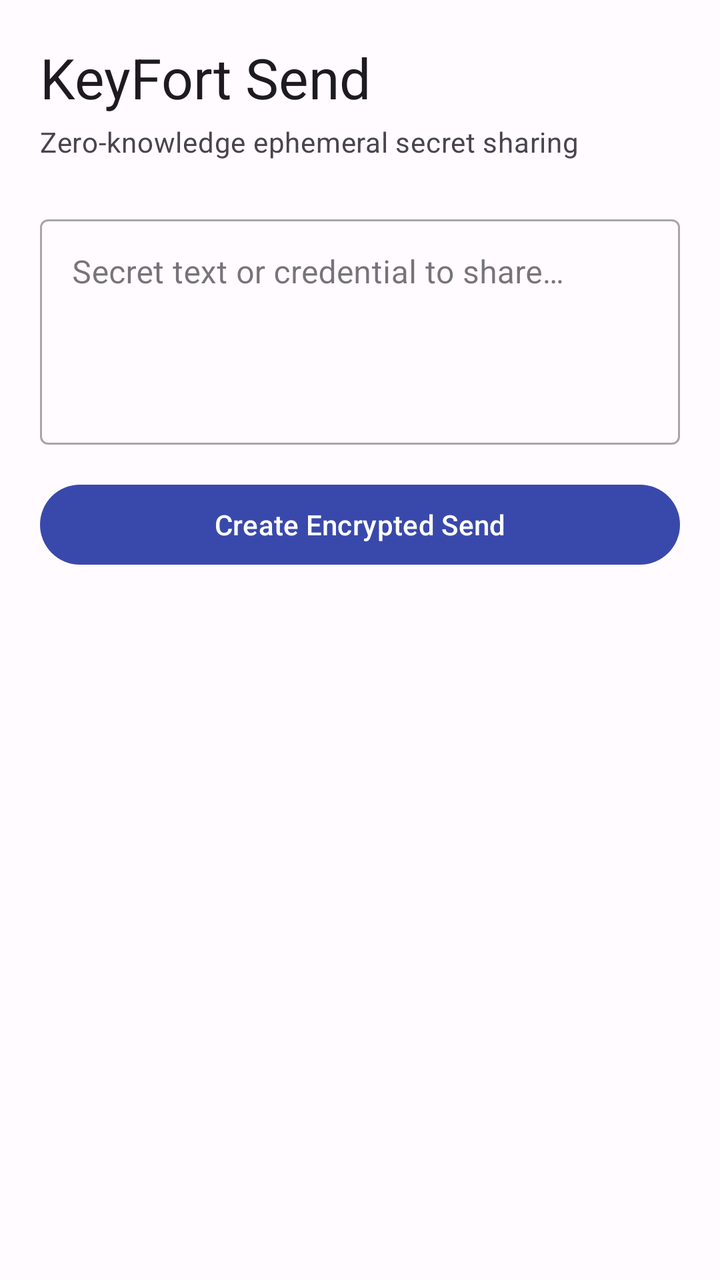
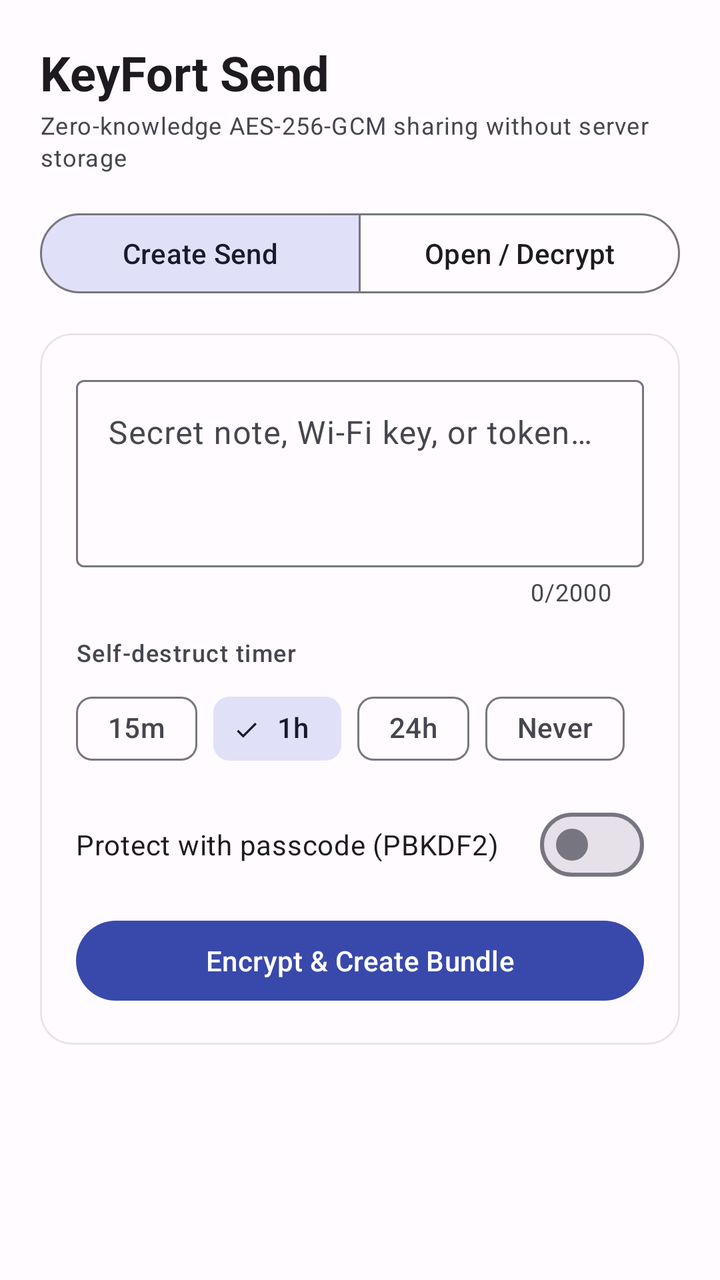

Screens rendered from an Android XML layout before and after an edit, with the pre-edit source and the edit as a unified diff.
<!-- AndroidManifest.xml: application theme Theme.KeyFort -->
<!-- res/layout/fragment_send.xml -->
<?xml version="1.0" encoding="utf-8"?>
<ScrollView xmlns:android="http://schemas.android.com/apk/res/android"
    xmlns:app="http://schemas.android.com/apk/res-auto"
    android:layout_width="match_parent"
    android:layout_height="match_parent"
    android:fillViewport="true">

    <LinearLayout
        android:layout_width="match_parent"
        android:layout_height="wrap_content"
        android:orientation="vertical"
        android:padding="20dp">

        <TextView
            android:layout_width="wrap_content"
            android:layout_height="wrap_content"
            android:text="@string/send_title"
            android:textAppearance="?attr/textAppearanceHeadlineMedium"
            android:layout_marginBottom="4dp" />

        <TextView
            android:layout_width="wrap_content"
            android:layout_height="wrap_content"
            android:text="@string/send_subtitle"
            android:textAppearance="?attr/textAppearanceBodyMedium"
            android:textColor="?android:attr/textColorSecondary"
            android:layout_marginBottom="24dp" />

        <com.google.android.material.textfield.TextInputLayout
            android:layout_width="match_parent"
            android:layout_height="wrap_content"
            android:hint="@string/send_text_hint"
            style="@style/Widget.MaterialComponents.TextInputLayout.OutlinedBox"
            android:layout_marginBottom="16dp">

            <com.google.android.material.textfield.TextInputEditText
                android:id="@+id/et_send_content"
                android:layout_width="match_parent"
                android:layout_height="wrap_content"
                android:minLines="4"
                android:gravity="top|start"
                android:inputType="textMultiLine" />
        </com.google.android.material.textfield.TextInputLayout>

        <com.google.android.material.button.MaterialButton
            android:id="@+id/btn_create_send"
            android:layout_width="match_parent"
            android:layout_height="wrap_content"
            android:text="@string/btn_create_send"
            android:layout_marginBottom="24dp" />

        <com.google.android.material.card.MaterialCardView
            android:id="@+id/card_send_result"
            android:layout_width="match_parent"
            android:layout_height="wrap_content"
            android:visibility="gone"
            app:cardElevation="2dp"
            app:cardCornerRadius="12dp">

            <LinearLayout
                android:layout_width="match_parent"
                android:layout_height="wrap_content"
                android:orientation="vertical"
                android:padding="16dp">

                <TextView
                    android:layout_width="wrap_content"
                    android:layout_height="wrap_content"
                    android:text="@string/send_result_title"
                    android:textAppearance="?attr/textAppearanceTitleSmall"
                    android:textColor="?attr/colorPrimary"
                    android:layout_marginBottom="8dp" />

                <TextView
                    android:id="@+id/tv_send_payload"
                    android:layout_width="match_parent"
                    android:layout_height="wrap_content"
                    android:textAppearance="?attr/textAppearanceBodySmall"
                    android:fontFamily="monospace"
                    android:background="#15888888"
                    android:padding="10dp"
                    android:layout_marginBottom="12dp" />

                <com.google.android.material.button.MaterialButton
                    android:id="@+id/btn_copy_send"
                    android:layout_width="match_parent"
                    android:layout_height="wrap_content"
                    android:text="@string/copy_send_link"
                    style="@style/Widget.Material3.Button.TonalButton" />
            </LinearLayout>
        </com.google.android.material.card.MaterialCardView>

    </LinearLayout>
</ScrollView>
<!-- resources referenced by this layout -->
<resources>
  <string name="btn_create_send">Create Encrypted Send</string>
  <string name="copy_send_link">Copy Encrypted Bundle</string>
  <string name="send_result_title">Encrypted Send Payload</string>
  <string name="send_subtitle">Zero-knowledge ephemeral secret sharing</string>
  <string name="send_text_hint">Secret text or credential to share…</string>
  <string name="send_title">KeyFort Send</string>
  <color name="md_theme_primary">#3949AB</color>
  <color name="md_theme_onPrimary">#FFFFFF</color>
  <color name="md_theme_secondary">#5C5D72</color>
  <color name="md_theme_tertiary">#78536A</color>
  <color name="md_theme_onTertiary">#FFFFFF</color>
  <color name="md_theme_error">#BA1A1A</color>
  <color name="md_theme_onError">#FFFFFF</color>
  <color name="md_theme_background">#FFFBFF</color>
  <color name="md_theme_surface">#FFFBFF</color>
  <color name="md_theme_onSurface">#1C1B1F</color>
  <color name="md_theme_outline">#777680</color>
  <!-- unchanged entries left out for length: 16 -->
</resources>

<!-- the commit's change to res/layout/fragment_send.xml (unified diff, before → after) -->
@@ -9,86 +9,444 @@
         android:layout_width="match_parent"
         android:layout_height="wrap_content"
         android:orientation="vertical"
-        android:padding="20dp">
-
-        <TextView
+        android:padding="20dp"
+        android:paddingBottom="32dp">
+
+        <com.google.android.material.textview.MaterialTextView
             android:layout_width="wrap_content"
             android:layout_height="wrap_content"
             android:text="@string/send_title"
-            android:textAppearance="?attr/textAppearanceHeadlineMedium"
-            android:layout_marginBottom="4dp" />
-
-        <TextView
+            android:textAppearance="?attr/textAppearanceHeadlineSmall"
+            android:textStyle="bold" />
+
+        <com.google.android.material.textview.MaterialTextView
             android:layout_width="wrap_content"
             android:layout_height="wrap_content"
             android:text="@string/send_subtitle"
-            android:textAppearance="?attr/textAppearanceBodyMedium"
-            android:textColor="?android:attr/textColorSecondary"
-            android:layout_marginBottom="24dp" />
-
-        <com.google.android.material.textfield.TextInputLayout
+            android:textAppearance="?attr/textAppearanceBodySmall"
+            android:textColor="?attr/colorOnSurfaceVariant"
+            android:layout_marginTop="2dp"
+            android:layout_marginBottom="16dp" />
+
+        
+        <com.google.android.material.button.MaterialButtonToggleGroup
+            android:id="@+id/toggle_send_mode"
             android:layout_width="match_parent"
             android:layout_height="wrap_content"
-            android:hint="@string/send_text_hint"
-            style="@style/Widget.MaterialComponents.TextInputLayout.OutlinedBox"
-            android:layout_marginBottom="16dp">
-
-            <com.google.android.material.textfield.TextInputEditText
-                android:id="@+id/et_send_content"
-                android:layout_width="match_parent"
-                android:layout_height="wrap_content"
-                android:minLines="4"
-                android:gravity="top|start"
-                android:inputType="textMultiLine" />
-        </com.google.android.material.textfield.TextInputLayout>
-
-        <com.google.android.material.button.MaterialButton
-            android:id="@+id/btn_create_send"
+            android:layout_marginBottom="16dp"
+            app:singleSelection="true"
+            app:selectionRequired="true"
+            app:checkedButton="@id/btn_send_mode_create">
+
+            <com.google.android.material.button.MaterialButton
+                android:id="@+id/btn_send_mode_create"
+                style="?attr/materialButtonOutlinedStyle"
+                android:layout_width="0dp"
+                android:layout_height="wrap_content"
+                android:layout_weight="1"
+                android:text="@string/send_mode_create" />
+
+            <com.google.android.material.button.MaterialButton
+                android:id="@+id/btn_send_mode_open"
+                style="?attr/materialButtonOutlinedStyle"
+                android:layout_width="0dp"
+                android:layout_height="wrap_content"
+                android:layout_weight="1"
+                android:text="@string/send_mode_open" />
+        </com.google.android.material.button.MaterialButtonToggleGroup>
+
+        
+        <LinearLayout
+            android:id="@+id/panel_send_create"
             android:layout_width="match_parent"
             android:layout_height="wrap_content"
-            android:text="@string/btn_create_send"
-            android:layout_marginBottom="24dp" />
-
-        <com.google.android.material.card.MaterialCardView
-            android:id="@+id/card_send_result"
+            android:orientation="vertical">
+
+            <com.google.android.material.card.MaterialCardView
+                android:layout_width="match_parent"
+                android:layout_height="wrap_content"
+                android:layout_marginBottom="16dp"
+                app:cardCornerRadius="16dp"
+                app:cardElevation="0dp"
+                app:cardBackgroundColor="?attr/colorSurface"
+                app:strokeWidth="1dp"
+                app:strokeColor="#2A777680">
+
+                <LinearLayout
+                    android:layout_width="match_parent"
+                    android:layout_height="wrap_content"
+                    android:orientation="vertical"
+                    android:padding="18dp">
+
+                    <com.google.android.material.textfield.TextInputLayout
+                        android:layout_width="match_parent"
+                        android:layout_height="wrap_content"
+                        android:hint="@string/send_text_hint"
+                        app:counterEnabled="true"
+                        app:counterMaxLength="2000"
+                        style="@style/Widget.Material3.TextInputLayout.OutlinedBox"
+                        android:layout_marginBottom="14dp">
+
+                        <com.google.android.material.textfield.TextInputEditText
+                            android:id="@+id/et_send_content"
+                            android:layout_width="match_parent"
+                            android:layout_height="wrap_content"
+                            android:minLines="3"
+                            android:maxLength="2000"
+                            android:gravity="top|start"
+                            android:inputType="textMultiLine" />
+                    </com.google.android.material.textfield.TextInputLayout>
+
+                    <TextView
+                        android:layout_width="wrap_content"
+                        android:layout_height="wrap_content"
+                        android:text="@string/send_expiry_label"
+                        android:textAppearance="?attr/textAppearanceLabelMedium"
+                        android:textColor="?attr/colorOnSurfaceVariant"
+                        android:layout_marginBottom="6dp" />
+
+                    <com.google.android.material.chip.ChipGroup
+                        android:id="@+id/chips_send_expiry"
+                        android:layout_width="match_parent"
+                        android:layout_height="wrap_content"
+                        app:singleSelection="true"
+                        app:selectionRequired="true"
+                        android:layout_marginBottom="10dp">
+
+                        <com.google.android.material.chip.Chip
+                            android:id="@+id/chip_exp_15m"
+                            style="@style/Widget.Material3.Chip.Filter"
+                            android:layout_width="wrap_content"
+                            android:layout_height="wrap_content"
+                            android:text="@string/expiry_15m" />
+
+                        <com.google.android.material.chip.Chip
+                            android:id="@+id/chip_exp_1h"
+                            style="@style/Widget.Material3.Chip.Filter"
+                            android:layout_width="wrap_content"
+                            android:layout_height="wrap_content"
+                            android:checked="true"
+                            android:text="@string/expiry_1h" />
+
+                        <com.google.android.material.chip.Chip
+                            android:id="@+id/chip_exp_24h"
+                            style="@style/Widget.Material3.Chip.Filter"
+                            android:layout_width="wrap_content"
+                            android:layout_height="wrap_content"
+                            android:text="@string/expiry_24h" />
+
+                        <com.google.android.material.chip.Chip
+                            android:id="@+id/chip_exp_never"
+                            style="@style/Widget.Material3.Chip.Filter"
+                            android:layout_width="wrap_content"
+                            android:layout_height="wrap_content"
+                            android:text="@string/expiry_never" />
+                    </com.google.android.material.chip.ChipGroup>
+
+                    <com.google.android.material.materialswitch.MaterialSwitch
+                        android:id="@+id/switch_send_pin"
+                        android:layout_width="match_parent"
+                        android:layout_height="wrap_content"
+                        android:minHeight="48dp"
+                        android:text="@string/require_passcode" />
+
+                    <com.google.android.material.textfield.TextInputLayout
+                        android:id="@+id/layout_send_pin"
+                        android:layout_width="match_parent"
+                        android:layout_height="wrap_content"
+                        android:hint="@string/send_pin_hint"
+                        android:visibility="gone"
+                        app:endIconMode="password_toggle"
+                        style="@style/Widget.Material3.TextInputLayout.OutlinedBox"
+                        android:layout_marginTop="6dp"
+                        android:layout_marginBottom="8dp">
+
+                        <com.google.android.material.textfield.TextInputEditText
+                            android:id="@+id/et_send_pin"
+                            android:layout_width="match_parent"
+                            android:layout_height="wrap_content"
+                            android:inputType="textPassword" />
+                    </com.google.android.material.textfield.TextInputLayout>
+
+                    <com.google.android.material.button.MaterialButton
+                        android:id="@+id/btn_create_send"
+                        android:layout_width="match_parent"
+                        android:layout_height="wrap_content"
+                        android:layout_marginTop="10dp"
+                        android:text="@string/btn_create_send" />
+                </LinearLayout>
+            </com.google.android.material.card.MaterialCardView>
+
+            
+            <com.google.android.material.card.MaterialCardView
+                android:id="@+id/card_send_result"
+                android:layout_width="match_parent"
+                android:layout_height="wrap_content"
+                android:visibility="gone"
+                app:cardCornerRadius="16dp"
+                app:cardElevation="0dp"
+                app:cardBackgroundColor="?attr/colorSurface"
+                app:strokeWidth="1dp"
+                app:strokeColor="?attr/colorPrimary">
+
+                <LinearLayout
+                    android:layout_width="match_parent"
+                    android:layout_height="wrap_content"
+                    android:orientation="vertical"
+                    android:padding="18dp">
+
+                    <LinearLayout
+                        android:layout_width="match_parent"
+                        android:layout_height="wrap_content"
+                        android:orientation="horizontal"
+                        android:gravity="center_vertical"
+                        android:layout_marginBottom="8dp">
+
+                        <TextView
+                            android:layout_width="0dp"
+                            android:layout_height="wrap_content"
+                            android:layout_weight="1"
+                            android:text="@string/send_result_title"
+                            android:textAppearance="?attr/textAppearanceTitleSmall"
+                            android:textColor="?attr/colorPrimary" />
+
+                        <TextView
+                            android:id="@+id/tv_send_meta_badge"
+                            android:layout_width="wrap_content"
+                            android:layout_height="wrap_content"
+                            android:background="?attr/colorPrimaryContainer"
+                            android:textColor="?attr/colorOnPrimaryContainer"
+                            android:paddingStart="8dp"
+                            android:paddingEnd="8dp"
+                            android:paddingTop="3dp"
+                            android:paddingBottom="3dp"
+                            android:textAppearance="?attr/textAppearanceLabelSmall" />
+                    </LinearLayout>
+
+                    <TextView
+                        android:id="@+id/tv_send_payload"
+                        android:layout_width="match_parent"
+                        android:layout_height="wrap_content"
+                        android:textAppearance="?attr/textAppearanceBodySmall"
+                        android:fontFamily="monospace"
+                        android:maxLines="4"
+                        android:ellipsize="middle"
+                        android:background="#15888888"
+                        android:padding="12dp"
+                        android:layout_marginBottom="12dp" />
+
+                    <LinearLayout
+                        android:layout_width="match_parent"
+                        android:layout_height="wrap_content"
+                        android:orientation="horizontal">
+
+                        <com.google.android.material.button.MaterialButton
+                            android:id="@+id/btn_copy_send"
+                            style="@style/Widget.Material3.Button.TonalButton"
+                            android:layout_width="0dp"
+                            android:layout_height="wrap_content"
+                            android:layout_weight="1"
+                            android:layout_marginEnd="8dp"
+                            android:text="@string/copy_send_link"
+                            app:icon="@drawable/ic_copy"
+                            app:iconSize="18dp" />
+
+                        <com.google.android.material.button.MaterialButton
+                            android:id="@+id/btn_share_send"
+                            android:layout_width="0dp"
+                            android:layout_height="wrap_content"
+                            android:layout_weight="1"
+                            android:text="@string/share_send_link"
+                            app:icon="@drawable/ic_share"
+                            app:iconTint="?attr/colorOnPrimary"
+                            app:iconSize="18dp" />
+                    </LinearLayout>
+
+                    <com.google.android.material.button.MaterialButton
+                        android:id="@+id/btn_test_decrypt"
+                        style="@style/Widget.Material3.Button.TextButton"
+                        android:layout_width="wrap_content"
+                        android:layout_height="wrap_content"
+                        android:layout_gravity="end"
+                        android:layout_marginTop="4dp"
+                        android:text="@string/test_open_send" />
+
+                    <TextView
+                        android:id="@+id/tv_send_clipboard_timer"
+                        android:layout_width="wrap_content"
+                        android:layout_height="wrap_content"
+                        android:textAppearance="?attr/textAppearanceBodySmall"
+                        android:textColor="?attr/colorPrimary"
+                        android:visibility="gone" />
+                </LinearLayout>
+            </com.google.android.material.card.MaterialCardView>
+        </LinearLayout>
+
+        
+        <LinearLayout
+            android:id="@+id/panel_send_open"
             android:layout_width="match_parent"
             android:layout_height="wrap_content"
-            android:visibility="gone"
-            app:cardElevation="2dp"
-            app:cardCornerRadius="12dp">
-
-            <LinearLayout
+            android:orientation="vertical"
+            android:visibility="gone">
+
+            <com.google.android.material.card.MaterialCardView
                 android:layout_width="match_parent"
                 android:layout_height="wrap_content"
-                android:orientation="vertical"
-                android:padding="16dp">
-
-                <TextView
-                    android:layout_width="wrap_content"
-                    android:layout_height="wrap_content"
-                    android:text="@string/send_result_title"
-                    android:textAppearance="?attr/textAppearanceTitleSmall"
-                    android:textColor="?attr/colorPrimary"
-                    android:layout_marginBottom="8dp" />
-
-                <TextView
-                    android:id="@+id/tv_send_payload"
+                android:layout_marginBottom="16dp"
+                app:cardCornerRadius="16dp"
+                app:cardElevation="0dp"
+                app:cardBackgroundColor="?attr/colorSurface"
+                app:strokeWidth="1dp"
+                app:strokeColor="#2A777680">
+
+                <LinearLayout
                     android:layout_width="match_parent"
                     android:layout_height="wrap_content"
-                    android:textAppearance="?attr/textAppearanceBodySmall"
-                    android:fontFamily="monospace"
-                    android:background="#15888888"
-                    android:padding="10dp"
-                    android:layout_marginBottom="12dp" />
-
-                <com.google.android.material.button.MaterialButton
-                    android:id="@+id/btn_copy_send"
+                    android:orientation="vertical"
+                    android:padding="18dp">
+
+                    <com.google.android.material.textfield.TextInputLayout
+                        android:layout_width="match_parent"
+                        android:layout_height="wrap_content"
+                        android:hint="@string/send_bundle_hint"
+                        style="@style/Widget.Material3.TextInputLayout.OutlinedBox"
+                        android:layout_marginBottom="8dp">
+
+                        <com.google.android.material.textfield.TextInputEditText
+                            android:id="@+id/et_decrypt_bundle"
+                            android:layout_width="match_parent"
+                            android:layout_height="wrap_content"
+                            android:fontFamily="monospace"
+                            android:textSize="13sp"
+                            android:minLines="3"
+                            android:maxLines="5"
+                            android:gravity="top|start"
+                            android:inputType="textMultiLine|textNoSuggestions" />
+                    </com.google.android.material.textfield.TextInputLayout>
+
+                    <LinearLayout
+                        android:layout_width="match_parent"
+                        android:layout_height="wrap_content"
+                        android:orientation="horizontal"
+                        android:gravity="center_vertical"
+                        android:layout_marginBottom="10dp">
+
+                        <TextView
+                            android:id="@+id/tv_bundle_detection"
+                            android:layout_width="0dp"
+                            android:layout_height="wrap_content"
+                            android:layout_weight="1"
+                            android:text="@string/send_detected_invalid"
+                            android:textAppearance="?attr/textAppearanceBodySmall"
+                            android:textColor="?attr/colorOnSurfaceVariant" />
+
+                        <com.google.android.material.button.MaterialButton
+                            android:id="@+id/btn_paste_bundle"
+                            style="@style/Widget.Material3.Button.TextButton"
+                            android:layout_width="wrap_content"
+                            android:layout_height="wrap_content"
+                            android:text="@string/paste_bundle"
+                            app:icon="@drawable/ic_paste"
+                            app:iconSize="16dp" />
+                    </LinearLayout>
+
+                    <com.google.android.material.textfield.TextInputLayout
+                        android:id="@+id/layout_decrypt_pin"
+                        android:layout_width="match_parent"
+                        android:layout_height="wrap_content"
+                        android:hint="@string/decrypt_pin_hint"
+                        android:visibility="gone"
+                        app:endIconMode="password_toggle"
+                        style="@style/Widget.Material3.TextInputLayout.OutlinedBox"
+                        android:layout_marginBottom="12dp">
+
+                        <com.google.android.material.textfield.TextInputEditText
+                            android:id="@+id/et_decrypt_pin"
+                            android:layout_width="match_parent"
+                            android:layout_height="wrap_content"
+                            android:inputType="textPassword" />
+                    </com.google.android.material.textfield.TextInputLayout>
+
+                    <com.google.android.material.button.MaterialButton
+                        android:id="@+id/btn_decrypt_send"
+                        android:layout_width="match_parent"
+                        android:layout_height="wrap_content"
+                        android:text="@string/btn_decrypt_send" />
+                </LinearLayout>
+            </com.google.android.material.card.MaterialCardView>
+
+            
+            <com.google.android.material.card.MaterialCardView
+                android:id="@+id/card_decrypt_result"
+                android:layout_width="match_parent"
+                android:layout_height="wrap_content"
+                android:visibility="gone"
+                app:cardCornerRadius="16dp"
+                app:cardElevation="0dp"
+                app:cardBackgroundColor="?attr/colorSurface"
+                app:strokeWidth="1dp"
+                app:strokeColor="?attr/colorPrimary">
+
+                <LinearLayout
                     android:layout_width="match_parent"
                     android:layout_height="wrap_content"
-                    android:text="@string/copy_send_link"
-                    style="@style/Widget.Material3.Button.TonalButton" />
-            </LinearLayout>
-        </com.google.android.material.card.MaterialCardView>
+                    android:orientation="vertical"
+                    android:padding="18dp">
+
+                    <TextView
+                        android:layout_width="wrap_content"
+                        android:layout_height="wrap_content"
+                        android:text="@string/decrypted_result_title"
+                        android:textAppearance="?attr/textAppearanceTitleSmall"
+                        android:textColor="?attr/colorPrimary"
+                        android:layout_marginBottom="4dp" />
+
+                    <TextView
+                        android:id="@+id/tv_decrypted_meta"
+                        android:layout_width="wrap_content"
+                        android:layout_height="wrap_content"
+                        android:textAppearance="?attr/textAppearanceBodySmall"
+                        android:textColor="?attr/colorOnSurfaceVariant"
+                        android:layout_marginBottom="10dp" />
+
+                    <TextView
+                        android:id="@+id/tv_decrypted_secret"
+                        android:layout_width="match_parent"
+                        android:layout_height="wrap_content"
+                        android:textAppearance="?attr/textAppearanceBodyLarge"
+                        android:textIsSelectable="true"
+                        android:background="#15888888"
+                        android:padding="14dp"
+                        android:layout_marginBottom="12dp" />
+
+                    <LinearLayout
+                        android:layout_width="match_parent"
+                        android:layout_height="wrap_content"
+                        android:orientation="horizontal">
+
+                        <com.google.android.material.button.MaterialButton
+                            android:id="@+id/btn_copy_decrypted"
+                            style="@style/Widget.Material3.Button.TonalButton"
+                            android:layout_width="0dp"
+                            android:layout_height="wrap_content"
+                            android:layout_weight="1"
+                            android:layout_marginEnd="8dp"
+                            android:text="@string/copy_secret"
+                            app:icon="@drawable/ic_copy"
+                            app:iconSize="18dp" />
+
+                        <com.google.android.material.button.MaterialButton
+                            android:id="@+id/btn_burn_screen"
+                            style="@style/Widget.Material3.Button.OutlinedButton"
+                            android:layout_width="0dp"
+                            android:layout_height="wrap_content"
+                            android:layout_weight="1"
+                            android:text="@string/burn_screen" />
+                    </LinearLayout>
+                </LinearLayout>
+            </com.google.android.material.card.MaterialCardView>
+        </LinearLayout>
 
     </LinearLayout>
 </ScrollView>
<!-- resource entries referenced after the edit -->
@@ -1,11 +1,63 @@
 <!-- resources referenced by this layout -->
 <resources>
-  <string name="btn_create_send">Create Encrypted Send</string>
-  <string name="copy_send_link">Copy Encrypted Bundle</string>
-  <string name="send_result_title">Encrypted Send Payload</string>
-  <string name="send_subtitle">Zero-knowledge ephemeral secret sharing</string>
-  <string name="send_text_hint">Secret text or credential to share…</string>
+  <!-- drawable ic_copy (drawable) -->
+  <?xml version="1.0" encoding="utf-8"?>
+  <vector xmlns:android="http://schemas.android.com/apk/res/android"
+      android:width="24dp"
+      android:height="24dp"
+      android:viewportWidth="24"
+      android:viewportHeight="24">
+      <path
+          android:fillColor="?attr/colorOnSurfaceVariant"
+          android:pathData="M16,1H4c-1.1,0 -2,0.9 -2,2v14h2V3h12V1zM19,5H8c-1.1,0 -2,0.9 -2,2v14c0,1.1 0.9,2 2,2h11c1.1,0 2,-0.9 2,-2V7c0,-1.1 -0.9,-2 -2,-2zM19,21H8V7h11v14z" />
+  </vector>
+  <!-- drawable ic_paste (drawable) -->
+  <?xml version="1.0" encoding="utf-8"?>
+  <vector xmlns:android="http://schemas.android.com/apk/res/android"
+      android:width="24dp"
+      android:height="24dp"
+      android:viewportWidth="24"
+      android:viewportHeight="24">
+      <path
+          android:fillColor="?attr/colorOnSurfaceVariant"
+          android:pathData="M19,2h-4.18C14.4,0.84 13.3,0 12,0c-1.3,0 -2.4,0.84 -2.82,2H5c-1.1,0 -2,0.9 -2,2v16c0,1.1 0.9,2 2,2h14c1.1,0 2,-0.9 2,-2V4c0,-1.1 -0.9,-2 -2,-2zM12,2c0.55,0 1,0.45 1,1s-0.45,1 -1,1 -1,-0.45 -1,-1 0.45,-1 1,-1zM19,20H5V4h2v3h10V4h2v16z" />
+  </vector>
+  <!-- drawable ic_share (drawable) -->
+  <?xml version="1.0" encoding="utf-8"?>
+  <vector xmlns:android="http://schemas.android.com/apk/res/android"
+      android:width="24dp"
+      android:height="24dp"
+      android:viewportWidth="24"
+      android:viewportHeight="24">
+      <path
+          android:fillColor="?attr/colorOnSurfaceVariant"
+          android:pathData="M18,16.08c-0.76,0 -1.44,0.3 -1.96,0.77L8.91,12.7c0.05,-0.23 0.09,-0.46 0.09,-0.7s-0.04,-0.47 -0.09,-0.7l7.05,-4.11c0.54,0.5 1.25,0.81 2.04,0.81 1.66,0 3,-1.34 3,-3s-1.34,-3 -3,-3 -3,1.34 -3,3c0,0.24 0.04,0.47 0.09,0.7L8.04,9.81C7.5,9.31 6.79,9 6,9c-1.66,0 -3,1.34 -3,3s1.34,3 3,3c0.79,0 1.5,-0.31 2.04,-0.81l7.12,4.16c-0.05,0.21 -0.08,0.43 -0.08,0.65 0,1.61 1.31,2.92 2.92,2.92 1.61,0 2.92,-1.31 2.92,-2.92s-1.31,-2.92 -2.92,-2.92z" />
+  </vector>
+  <string name="btn_create_send">Encrypt &amp; Create Bundle</string>
+  <string name="btn_decrypt_send">Verify &amp; Decrypt</string>
+  <string name="burn_screen">Clear &amp; Wipe</string>
+  <string name="copy_secret">Copy Secret</string>
+  <string name="copy_send_link">Copy</string>
+  <string name="decrypt_pin_hint">Passcode required for this bundle</string>
+  <string name="decrypted_result_title">Verified Plaintext Secret</string>
+  <string name="expiry_15m">15m</string>
+  <string name="expiry_1h">1h</string>
+  <string name="expiry_24h">24h</string>
+  <string name="expiry_never">Never</string>
+  <string name="paste_bundle">Paste</string>
+  <string name="require_passcode">Protect with passcode (PBKDF2)</string>
+  <string name="send_bundle_hint">Paste keyfort-send:// bundle…</string>
+  <string name="send_detected_invalid">Paste a valid keyfort-send:// bundle</string>
+  <string name="send_expiry_label">Self-destruct timer</string>
+  <string name="send_mode_create">Create Send</string>
+  <string name="send_mode_open">Open / Decrypt</string>
+  <string name="send_pin_hint">Optional unlock passcode</string>
+  <string name="send_result_title">Encrypted Bundle Ready</string>
+  <string name="send_subtitle">Zero-knowledge AES-256-GCM sharing without server storage</string>
+  <string name="send_text_hint">Secret note, Wi-Fi key, or token…</string>
   <string name="send_title">KeyFort Send</string>
+  <string name="share_send_link">Share</string>
+  <string name="test_open_send">Test decrypt</string>
   <color name="md_theme_primary">#3949AB</color>
   <color name="md_theme_onPrimary">#FFFFFF</color>
   <color name="md_theme_secondary">#5C5D72</color>
